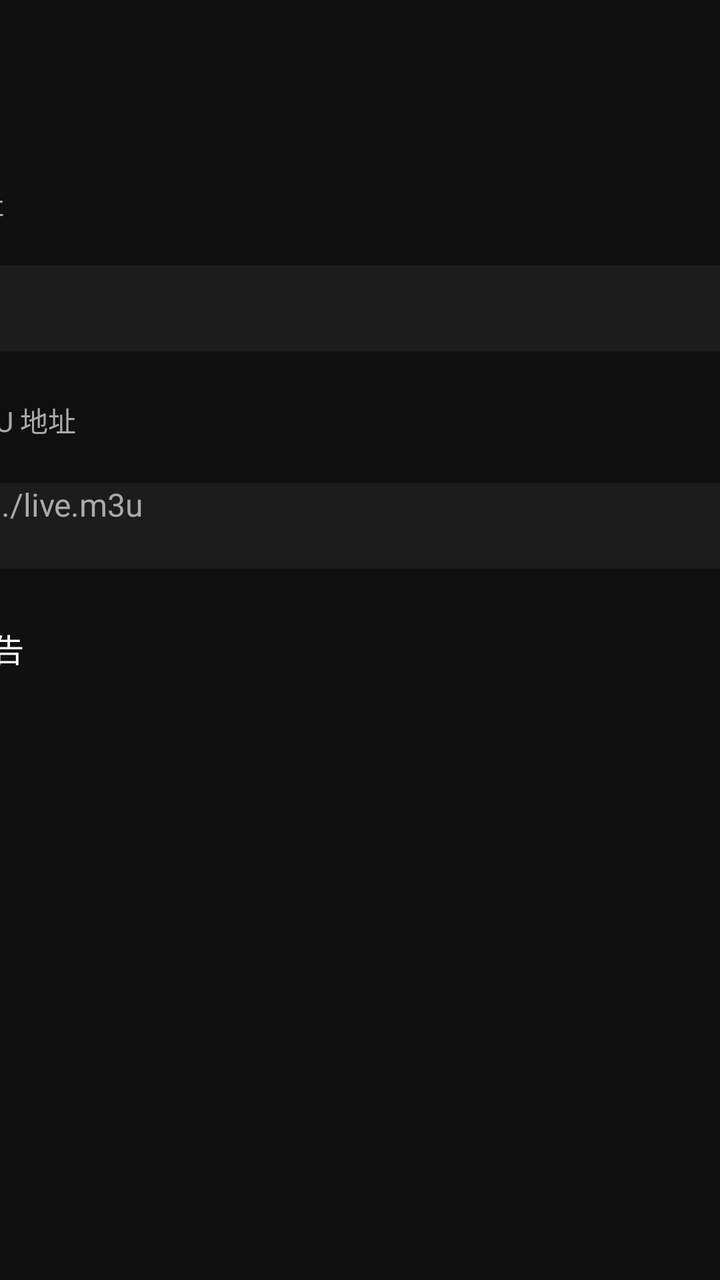
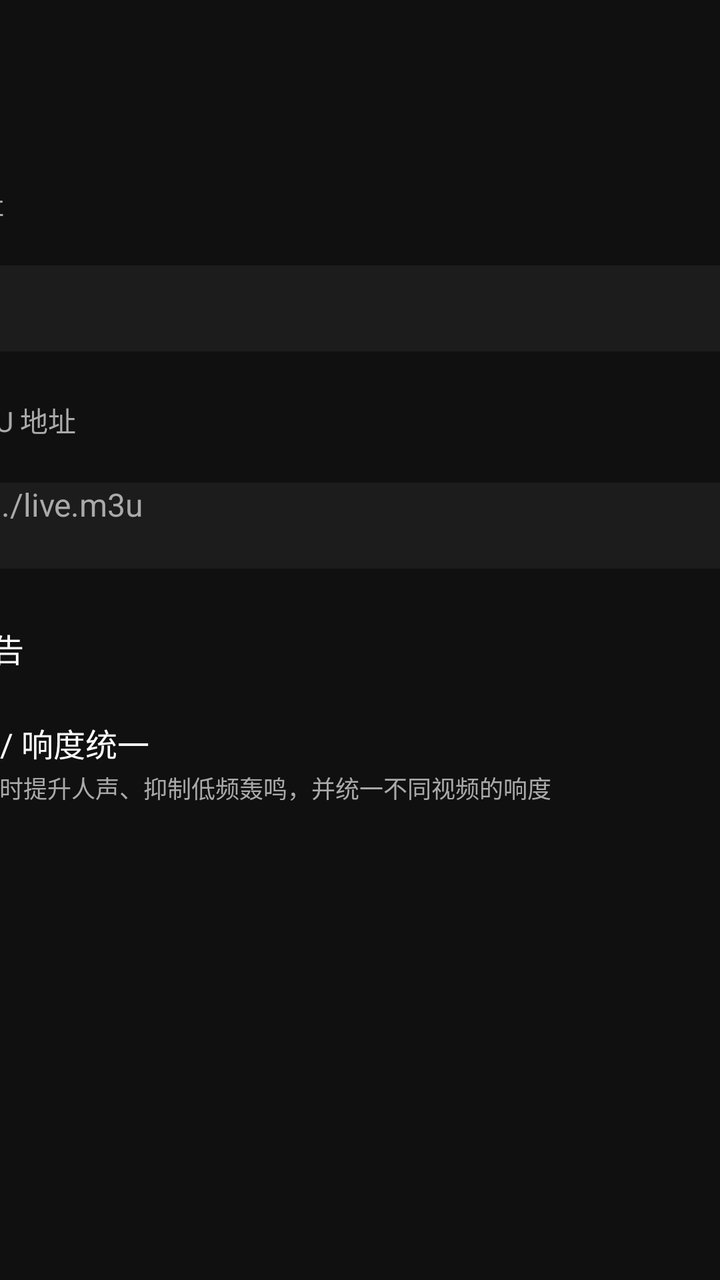

Before-and-after screenshots of an Android layout around one commit, followed by the original layout XML and the change that was made.
<!-- AndroidManifest.xml: activity theme Theme.OrionTv -->
<!-- res/layout/activity_settings.xml -->
<?xml version="1.0" encoding="utf-8"?>
<FrameLayout xmlns:android="http://schemas.android.com/apk/res/android"
    android:layout_width="match_parent"
    android:layout_height="match_parent"
    android:background="@color/background_dark">

    <androidx.core.widget.NestedScrollView
        android:layout_width="match_parent"
        android:layout_height="match_parent">

        <LinearLayout
            android:layout_width="560dp"
            android:layout_height="wrap_content"
            android:layout_gravity="center_horizontal"
            android:orientation="vertical"
            android:padding="32dp">

            <TextView
                android:layout_width="wrap_content"
                android:layout_height="wrap_content"
                android:text="设置"
                android:textColor="@color/text_primary"
                android:textSize="24sp"
                android:textStyle="bold" />

            <TextView
                android:layout_width="wrap_content"
                android:layout_height="wrap_content"
                android:layout_marginTop="24dp"
                android:text="服务器地址"
                android:textColor="@color/text_secondary"
                android:textSize="14sp" />

            <LinearLayout
                android:layout_width="match_parent"
                android:layout_height="wrap_content"
                android:layout_marginTop="8dp"
                android:orientation="horizontal">

                <EditText
                    android:id="@+id/server_url_input"
                    android:layout_width="0dp"
                    android:layout_height="56dp"
                    android:layout_weight="1"
                    android:autofillHints="url"
                    android:background="@drawable/bg_focusable"
                    android:imeOptions="actionDone"
                    android:inputType="textUri"
                    android:maxLines="1"
                    android:paddingHorizontal="16dp"
                    android:textColor="@color/text_primary"
                    android:textSize="16sp" />

                <TextView
                    android:id="@+id/server_url_save_button"
                    android:layout_width="wrap_content"
                    android:layout_height="56dp"
                    android:layout_marginStart="8dp"
                    android:background="@drawable/bg_focusable"
                    android:clickable="true"
                    android:focusable="true"
                    android:gravity="center"
                    android:paddingHorizontal="16dp"
                    android:text="保存"
                    android:textColor="@color/text_primary" />
            </LinearLayout>

            <TextView
                android:layout_width="wrap_content"
                android:layout_height="wrap_content"
                android:layout_marginTop="24dp"
                android:text="直播源 M3U 地址"
                android:textColor="@color/text_secondary"
                android:textSize="14sp" />

            <LinearLayout
                android:layout_width="match_parent"
                android:layout_height="wrap_content"
                android:layout_marginTop="8dp"
                android:orientation="horizontal">

                <EditText
                    android:id="@+id/m3u_url_input"
                    android:layout_width="0dp"
                    android:layout_height="56dp"
                    android:layout_weight="1"
                    android:autofillHints="url"
                    android:background="@drawable/bg_focusable"
                    android:hint="http://.../live.m3u"
                    android:imeOptions="actionDone"
                    android:inputType="textUri"
                    android:maxLines="1"
                    android:paddingHorizontal="16dp"
                    android:textColor="@color/text_primary"
                    android:textColorHint="@color/text_secondary"
                    android:textSize="16sp" />

                <TextView
                    android:id="@+id/m3u_url_save_button"
                    android:layout_width="wrap_content"
                    android:layout_height="56dp"
                    android:layout_marginStart="8dp"
                    android:background="@drawable/bg_focusable"
                    android:clickable="true"
                    android:focusable="true"
                    android:gravity="center"
                    android:paddingHorizontal="16dp"
                    android:text="保存"
                    android:textColor="@color/text_primary" />
            </LinearLayout>

            <LinearLayout
                android:layout_width="match_parent"
                android:layout_height="wrap_content"
                android:layout_marginTop="28dp"
                android:gravity="center_vertical"
                android:orientation="horizontal">

                <TextView
                    android:layout_width="0dp"
                    android:layout_height="wrap_content"
                    android:layout_weight="1"
                    android:text="智能去广告"
                    android:textColor="@color/text_primary"
                    android:textSize="16sp" />

                <Switch
                    android:id="@+id/ad_filter_switch"
                    android:layout_width="wrap_content"
                    android:layout_height="wrap_content"
                    android:focusable="true" />
            </LinearLayout>

            <LinearLayout
                android:layout_width="match_parent"
                android:layout_height="wrap_content"
                android:layout_marginTop="36dp"
                android:gravity="end"
                android:orientation="horizontal">

                <TextView
                    android:id="@+id/export_log_button"
                    android:layout_width="wrap_content"
                    android:layout_height="48dp"
                    android:background="@drawable/bg_focusable"
                    android:clickable="true"
                    android:focusable="true"
                    android:gravity="center"
                    android:paddingHorizontal="24dp"
                    android:text="导出日志"
                    android:textColor="@color/text_primary" />
            </LinearLayout>
        </LinearLayout>
    </androidx.core.widget.NestedScrollView>

    <ProgressBar
        android:id="@+id/settings_progress"
        style="?android:attr/progressBarStyleHorizontal"
        android:layout_width="match_parent"
        android:layout_height="3dp"
        android:layout_gravity="top"
        android:indeterminate="true"
        android:visibility="gone" />
</FrameLayout>
<!-- resources referenced by this layout -->
<resources>
  <color name="background_dark">#101010</color>
  <color name="text_primary">#FFFFFF</color>
  <color name="text_secondary">#AAAAAA</color>
  <!-- drawable bg_focusable (drawable) -->
  <?xml version="1.0" encoding="utf-8"?>
  <selector xmlns:android="http://schemas.android.com/apk/res/android">
      <item android:state_focused="true">
          <shape android:shape="rectangle">
              <solid android:color="@color/primary" />
              <corners android:radius="6dp" />
          </shape>
      </item>
      <item android:state_selected="true">
          <shape android:shape="rectangle">
              <stroke android:width="2dp" android:color="@color/primary" />
              <solid android:color="@color/surface_dark" />
              <corners android:radius="6dp" />
          </shape>
      </item>
      <item>
          <shape android:shape="rectangle">
              <solid android:color="@color/surface_dark" />
              <corners android:radius="6dp" />
          </shape>
      </item>
  </selector>
  <style name="Theme.OrionTv" parent="Theme.Leanback">
          <item name="android:windowBackground">@color/background_dark</item>
          <item name="browseTitleTextStyle">@style/Theme.OrionTv.BrowseTitle</item>
      </style>
  <color name="primary">#00BB5E</color>
  <color name="surface_dark">#1C1C1C</color>
  <style name="Theme.OrionTv.BrowseTitle" parent="Widget.Leanback.Title.Text">
          <item name="android:textColor">@color/text_primary</item>
      </style>
</resources>

<!-- the commit's change to res/layout/activity_settings.xml (unified diff, before → after) -->
@@ -126,6 +126,42 @@
 
                 <Switch
                     android:id="@+id/ad_filter_switch"
+                    android:layout_width="wrap_content"
+                    android:layout_height="wrap_content"
+                    android:focusable="true" />
+            </LinearLayout>
+
+            <LinearLayout
+                android:layout_width="match_parent"
+                android:layout_height="wrap_content"
+                android:layout_marginTop="24dp"
+                android:gravity="center_vertical"
+                android:orientation="horizontal">
+
+                <LinearLayout
+                    android:layout_width="0dp"
+                    android:layout_height="wrap_content"
+                    android:layout_weight="1"
+                    android:orientation="vertical">
+
+                    <TextView
+                        android:layout_width="wrap_content"
+                        android:layout_height="wrap_content"
+                        android:text="对白增强 / 响度统一"
+                        android:textColor="@color/text_primary"
+                        android:textSize="16sp" />
+
+                    <TextView
+                        android:layout_width="wrap_content"
+                        android:layout_height="wrap_content"
+                        android:layout_marginTop="2dp"
+                        android:text="5.1 片源下混时提升人声、抑制低频轰鸣，并统一不同视频的响度"
+                        android:textColor="@color/text_secondary"
+                        android:textSize="12sp" />
+                </LinearLayout>
+
+                <Switch
+                    android:id="@+id/audio_normalization_switch"
                     android:layout_width="wrap_content"
                     android:layout_height="wrap_content"
                     android:focusable="true" />
